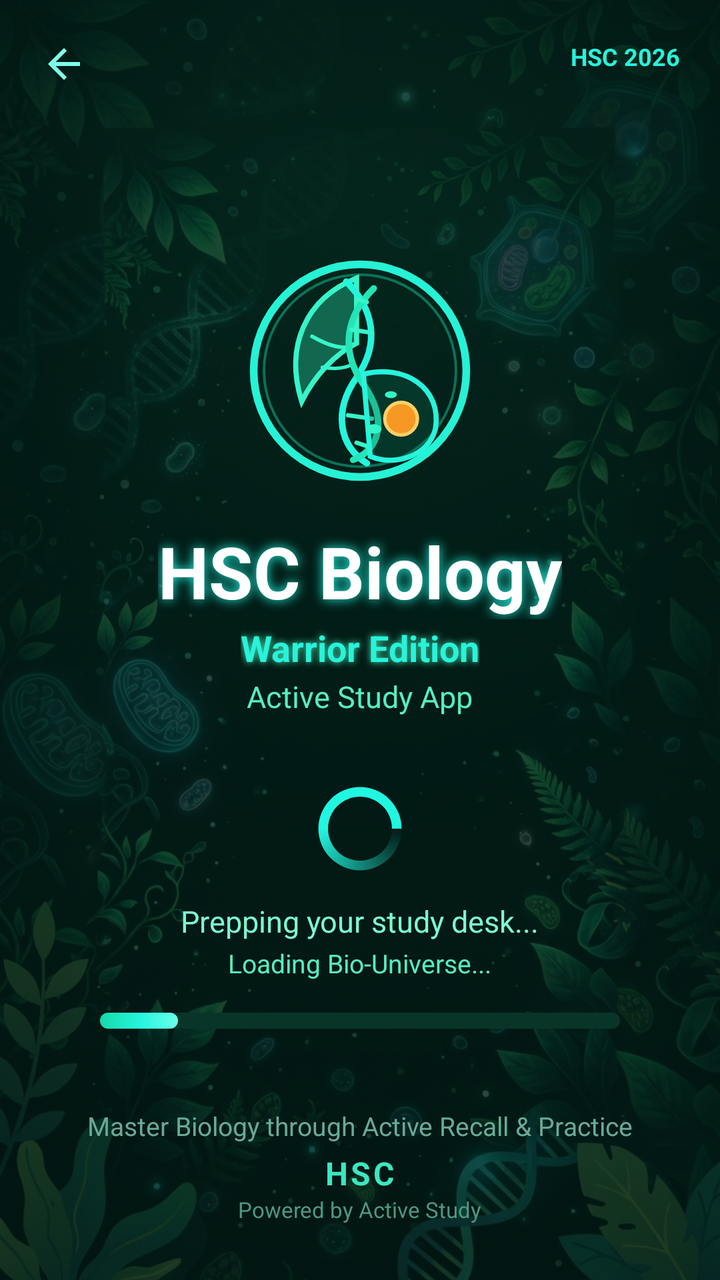
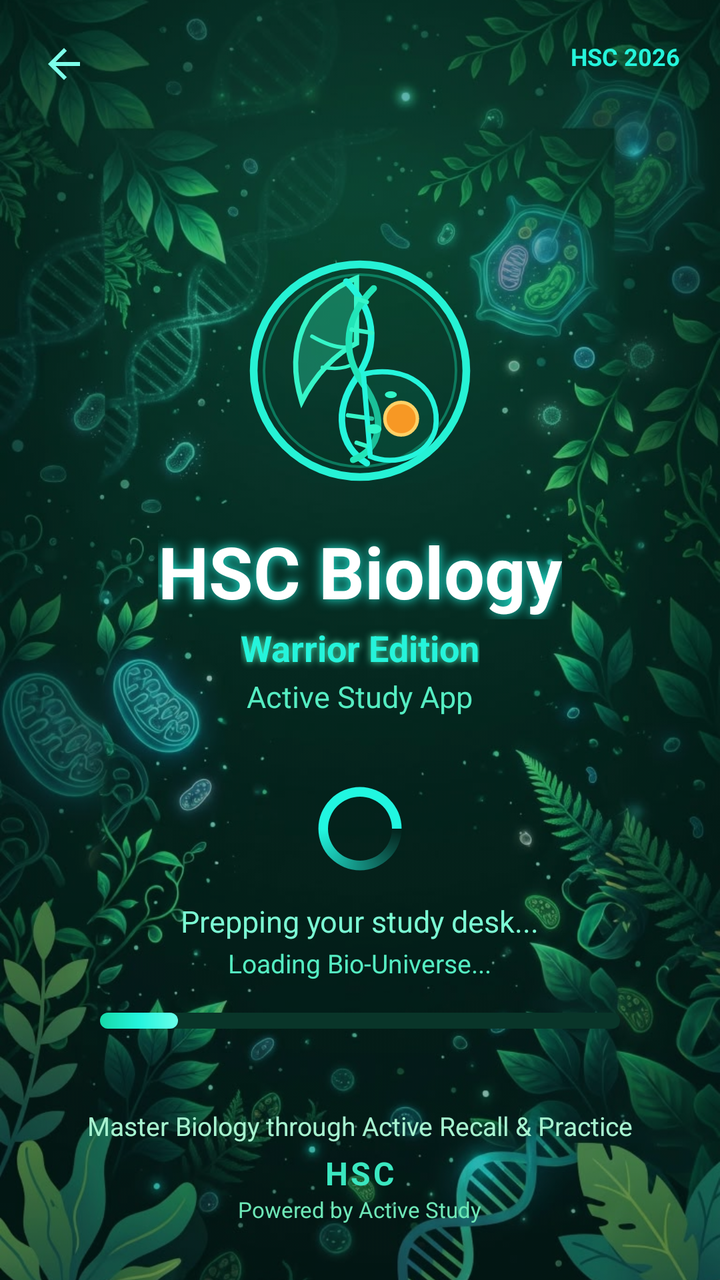

Compare the two renders of this Android layout. The source of the first and the diff that turns it into the second are given below.
<!-- AndroidManifest.xml: application theme Theme.BioPrepAcademicStudyGuide -->
<!-- res/layout/activity_welcome.xml -->
<?xml version="1.0" encoding="utf-8"?>
<RelativeLayout xmlns:android="http://schemas.android.com/apk/res/android"
    xmlns:tools="http://schemas.android.com/tools"
    android:id="@+id/layoutWelcomeRoot"
    android:layout_width="match_parent"
    android:layout_height="match_parent"
    android:background="#031510">

    
    <ImageView
        android:id="@+id/ivWelcomeBackground"
        android:layout_width="match_parent"
        android:layout_height="match_parent"
        android:alpha="0.45"
        android:importantForAccessibility="no"
        android:scaleType="centerCrop"
        android:src="@drawable/bg_stitch_biology" />

    
    <View
        android:layout_width="match_parent"
        android:layout_height="match_parent"
        android:background="#80001713" />

    
    <ImageButton
        android:id="@+id/btnWelcomeBack"
        android:layout_width="32dp"
        android:layout_height="32dp"
        android:layout_alignParentStart="true"
        android:layout_alignParentLeft="true"
        android:layout_alignParentTop="true"
        android:layout_marginStart="16dp"
        android:layout_marginLeft="16dp"
        android:layout_marginTop="16dp"
        android:background="?attr/selectableItemBackgroundBorderless"
        android:contentDescription="Exit"
        android:src="@drawable/ic_arrow_back"
        android:tint="#7DFFE9" />

    
    <TextView
        android:id="@+id/tvWelcomeBadgeRight"
        android:layout_width="wrap_content"
        android:layout_height="wrap_content"
        android:layout_alignParentEnd="true"
        android:layout_alignParentRight="true"
        android:layout_alignParentTop="true"
        android:layout_marginTop="20dp"
        android:layout_marginEnd="20dp"
        android:layout_marginRight="20dp"
        android:text="HSC 2026"
        android:textColor="#25F4DB"
        android:textSize="12sp"
        android:textStyle="bold" />

    
    <LinearLayout
        android:id="@+id/layoutCenterBranding"
        android:layout_width="match_parent"
        android:layout_height="wrap_content"
        android:layout_centerHorizontal="true"
        android:layout_centerVertical="true"
        android:gravity="center_horizontal"
        android:orientation="vertical"
        android:paddingStart="24dp"
        android:paddingEnd="24dp">

        
        <ImageView
            android:id="@+id/imgWelcomeLogo"
            android:layout_width="120dp"
            android:layout_height="120dp"
            android:layout_marginBottom="16dp"
            android:contentDescription="HSC Biology Emblem"
            android:src="@drawable/ic_bio_emblem" />

        
        <TextView
            android:id="@+id/tvWelcomeTitle"
            android:layout_width="wrap_content"
            android:layout_height="wrap_content"
            android:shadowColor="#22F3E0"
            android:shadowDx="0"
            android:shadowDy="0"
            android:shadowRadius="14"
            android:text="HSC Biology"
            android:textColor="#FFFFFF"
            android:textSize="36sp"
            android:textStyle="bold" />

        
        <TextView
            android:id="@+id/tvWelcomeSubtitle"
            android:layout_width="wrap_content"
            android:layout_height="wrap_content"
            android:layout_marginTop="2dp"
            android:shadowColor="#4EEDB8"
            android:shadowDx="0"
            android:shadowDy="0"
            android:shadowRadius="8"
            android:text="Warrior Edition"
            android:textColor="#25F4DB"
            android:textSize="18sp"
            android:textStyle="bold" />

        <TextView
            android:id="@+id/tvWelcomeTagline"
            android:layout_width="wrap_content"
            android:layout_height="wrap_content"
            android:layout_marginTop="2dp"
            android:text="Active Study App"
            android:textColor="#55EDC2"
            android:textSize="15sp" />

        
        <ProgressBar
            android:id="@+id/spinnerWelcome"
            android:layout_width="48dp"
            android:layout_height="48dp"
            android:layout_marginTop="32dp"
            android:layout_marginBottom="12dp"
            android:indeterminate="true"
            android:indeterminateDrawable="@drawable/spinner_neon_ring" />

        
        <TextView
            android:id="@+id/tvLoadingStatus"
            android:layout_width="wrap_content"
            android:layout_height="wrap_content"
            android:text="Prepping your study desk..."
            android:textColor="#7CFBD4"
            android:textSize="15sp"
            android:textStyle="normal" />

        <TextView
            android:id="@+id/tvLoadingSubStatus"
            android:layout_width="wrap_content"
            android:layout_height="wrap_content"
            android:layout_marginTop="2dp"
            android:layout_marginBottom="16dp"
            android:text="Loading Bio-Universe..."
            android:textColor="#55EDC2"
            android:textSize="13sp" />

        
        <ProgressBar
            android:id="@+id/pbWelcomeAutoProgress"
            style="?android:attr/progressBarStyleHorizontal"
            android:layout_width="260dp"
            android:layout_height="8dp"
            android:max="100"
            android:progress="15"
            android:progressDrawable="@drawable/progress_bar_cyan" />

    </LinearLayout>

    
    <LinearLayout
        android:id="@+id/layoutWelcomeFooter"
        android:layout_width="wrap_content"
        android:layout_height="wrap_content"
        android:layout_alignParentBottom="true"
        android:layout_centerHorizontal="true"
        android:layout_marginBottom="28dp"
        android:gravity="center_horizontal"
        android:orientation="vertical">

        
        <TextView
            android:id="@+id/tvFooterSlogan"
            android:layout_width="wrap_content"
            android:layout_height="wrap_content"
            android:layout_marginBottom="4dp"
            android:text="Master Biology through Active Recall &amp; Practice"
            android:textColor="#69A997"
            android:textSize="13sp" />

        
        <TextView
            android:id="@+id/tvFooterBrand"
            android:layout_width="wrap_content"
            android:layout_height="wrap_content"
            android:letterSpacing="0.08"
            android:text="HSC"
            android:textColor="#3BE7C0"
            android:textSize="16sp"
            android:textStyle="bold" />

        <TextView
            android:id="@+id/tvFooterPowered"
            android:layout_width="wrap_content"
            android:layout_height="wrap_content"
            android:text="Powered by Active Study"
            android:textColor="#4D9782"
            android:textSize="11sp" />
    </LinearLayout>

</RelativeLayout>
<!-- resources referenced by this layout -->
<resources>
  <!-- drawable bg_stitch_biology: jpg bitmap (drawable, 133658 bytes) -->
  <!-- drawable ic_arrow_back (drawable) -->
  <vector xmlns:android="http://schemas.android.com/apk/res/android"
      android:width="24dp"
      android:height="24dp"
      android:viewportWidth="24"
      android:viewportHeight="24"
      android:tint="?attr/colorControlNormal">
      <path
          android:fillColor="@android:color/white"
          android:pathData="M20,11H7.83l5.59,-5.59L12,4l-8,8 8,8 1.41,-1.41L7.83,13H20v-2z" />
  </vector>
  <!-- drawable ic_bio_emblem: vector/xml drawable (drawable, 2415 chars, omitted) -->
  <!-- drawable progress_bar_cyan (drawable) -->
  <layer-list xmlns:android="http://schemas.android.com/apk/res/android">
      <item android:id="@android:id/background">
          <shape>
              <corners android:radius="999dp" />
              <solid android:color="#093529" />
          </shape>
      </item>
      <item android:id="@android:id/progress">
          <scale android:scaleWidth="100%">
              <shape>
                  <corners android:radius="999dp" />
                  <gradient
                      android:angle="0"
                      android:endColor="#6AFFEA"
                      android:centerColor="#24F4DD"
                      android:startColor="#17D9A8" />
              </shape>
          </scale>
      </item>
  </layer-list>
  <!-- drawable spinner_neon_ring (drawable) -->
  <rotate xmlns:android="http://schemas.android.com/apk/res/android"
      android:fromDegrees="0"
      android:pivotX="50%"
      android:pivotY="50%"
      android:toDegrees="1080">
      <shape
          android:innerRadiusRatio="3"
          android:shape="ring"
          android:thicknessRatio="10"
          android:useLevel="false">
          <gradient
              android:centerColor="#21F6E0"
              android:endColor="#21F6E0"
              android:startColor="#0021F6E0"
              android:type="sweep" />
      </shape>
  </rotate>
  <style name="Theme.BioPrepAcademicStudyGuide" parent="Base.Theme.BioPrepAcademicStudyGuide" />
  <style name="Base.Theme.BioPrepAcademicStudyGuide" parent="Theme.Material3.DayNight.NoActionBar">
          
          
      </style>
</resources>

<!-- the commit's change to res/layout/activity_welcome.xml (unified diff, before → after) -->
@@ -11,7 +11,7 @@
         android:id="@+id/ivWelcomeBackground"
         android:layout_width="match_parent"
         android:layout_height="match_parent"
-        android:alpha="0.45"
+        android:alpha="0.85"
         android:importantForAccessibility="no"
         android:scaleType="centerCrop"
         android:src="@drawable/bg_stitch_biology" />
@@ -20,7 +20,7 @@
     <View
         android:layout_width="match_parent"
         android:layout_height="match_parent"
-        android:background="#80001713" />
+        android:background="#33001713" />
 
     
     <ImageButton
@@ -173,7 +173,7 @@
             android:layout_height="wrap_content"
             android:layout_marginBottom="4dp"
             android:text="Master Biology through Active Recall &amp; Practice"
-            android:textColor="#69A997"
+            android:textColor="#A7F3D0"
             android:textSize="13sp" />
 
         
@@ -192,7 +192,7 @@
             android:layout_width="wrap_content"
             android:layout_height="wrap_content"
             android:text="Powered by Active Study"
-            android:textColor="#4D9782"
+            android:textColor="#6EE7B7"
             android:textSize="11sp" />
     </LinearLayout>
 
